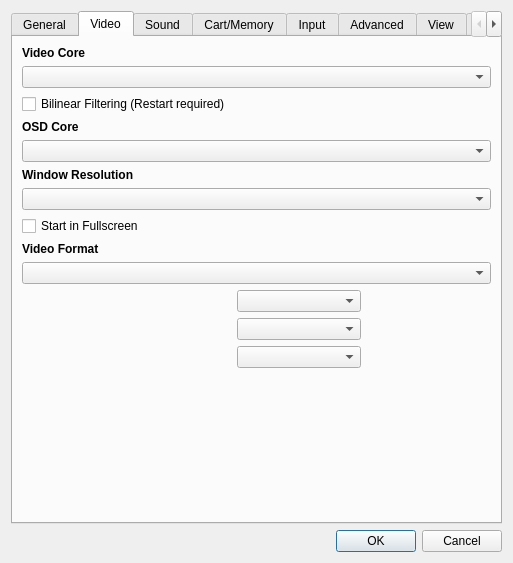
Qt form yabause/src/qt/ui/UISettings.ui (Yabause/yabause) before a commit.
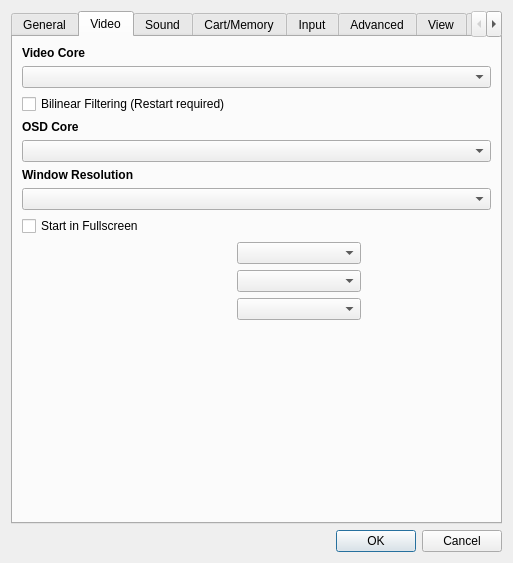
The same form after that commit. The open tabs and pages were chosen to show the change. Custom widgets are drawn as their Qt base class.

Commit message: Fix video format automatic switch. Remove useless option in qt

What changed in the file:
```diff
--- a/yabause/src/qt/ui/UISettings.ui
+++ b/yabause/src/qt/ui/UISettings.ui
@@ -239,22 +239,6 @@
        <item row="6" column="0" colspan="3">
         <widget class="QComboBox" name="cbAspectRatio"/>
        </item>
-       <item row="16" column="0" colspan="3">
-        <widget class="QLabel" name="lVideoFormat">
-         <property name="font">
-          <font>
-           <weight>75</weight>
-           <bold>true</bold>
-          </font>
-         </property>
-         <property name="text">
-          <string>Video Format</string>
-         </property>
-         <property name="textFormat">
-          <enum>Qt::PlainText</enum>
-         </property>
-        </widget>
-       </item>
        <item row="2" column="0">
         <widget class="QCheckBox" name="cbBilinear">
          <property name="text">
@@ -301,9 +285,6 @@
          </property>
         </widget>
        </item>
-       <item row="17" column="0" colspan="3">
-        <widget class="QComboBox" name="cbVideoFormat"/>
-       </item>
        <item row="4" column="0" colspan="3">
         <widget class="QComboBox" name="cbOSDCore"/>
        </item>
```
The commit also changes 8 other files.
